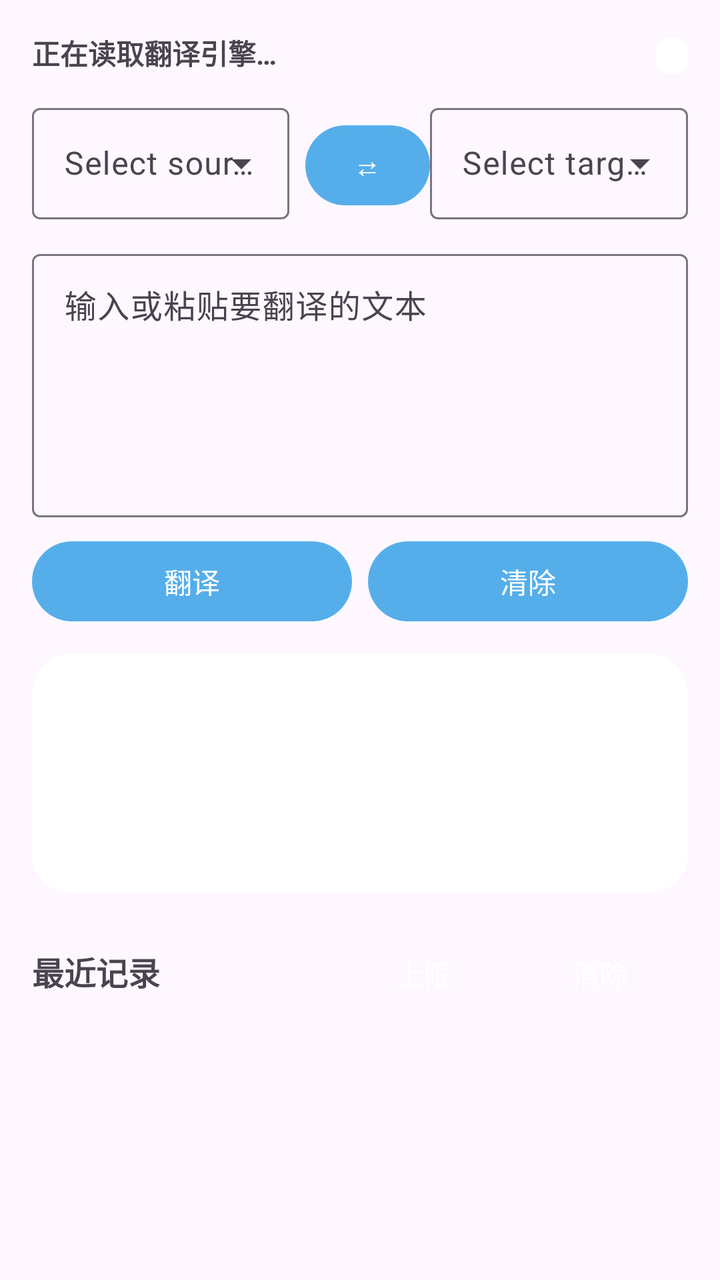
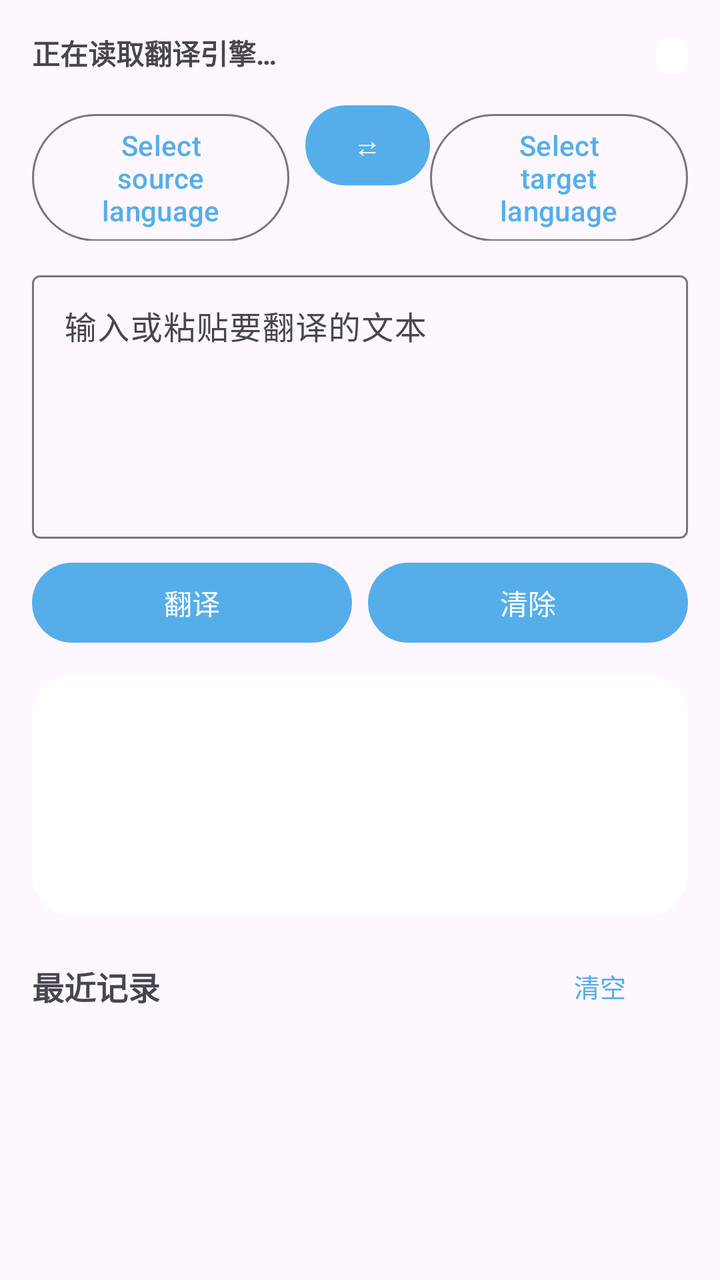

Before-and-after screenshots of an Android layout around one commit, followed by the original layout XML and the change that was made.
<!-- AndroidManifest.xml: application theme Theme.MT -->
<!-- res/layout/fragment_text_translate.xml -->
<?xml version="1.0" encoding="utf-8"?>
<ScrollView xmlns:android="http://schemas.android.com/apk/res/android"
    xmlns:app="http://schemas.android.com/apk/res-auto"
    android:layout_width="match_parent"
    android:layout_height="match_parent"
    android:fillViewport="true">

    <LinearLayout
        android:layout_width="match_parent"
        android:layout_height="wrap_content"
        android:orientation="vertical"
        android:padding="16dp">

        
        <LinearLayout
            android:layout_width="match_parent"
            android:layout_height="wrap_content"
            android:orientation="horizontal">

            <TextView
                android:id="@+id/engineDisplay"
                android:layout_width="0dp"
                android:layout_height="wrap_content"
                android:layout_weight="1"
                android:text="@string/text_translate_engine_loading"
                android:textSize="14sp"
                android:textStyle="bold" />

            <TextView
                android:id="@+id/engineBadge"
                android:layout_width="wrap_content"
                android:layout_height="wrap_content"
                android:background="@drawable/dialog_background"
                android:paddingHorizontal="8dp"
                android:paddingVertical="2dp"
                android:textColor="#FFFFFF"
                android:textSize="11sp" />
        </LinearLayout>

        
        <LinearLayout
            android:layout_width="match_parent"
            android:layout_height="wrap_content"
            android:layout_marginTop="12dp"
            android:orientation="horizontal">

            <com.google.android.material.textfield.TextInputLayout
                android:id="@+id/srcLangInput"
                style="@style/Widget.Material3.TextInputLayout.OutlinedBox.ExposedDropdownMenu"
                android:layout_width="0dp"
                android:layout_height="wrap_content"
                android:layout_marginEnd="8dp"
                android:layout_weight="1"
                android:hint="@string/select_source_language">

                <com.google.android.material.textfield.MaterialAutoCompleteTextView
                    android:id="@+id/srcLangSelect"
                    android:layout_width="match_parent"
                    android:layout_height="wrap_content"
                    android:inputType="none" />
            </com.google.android.material.textfield.TextInputLayout>

            <com.google.android.material.button.MaterialButton
                android:id="@+id/swapButton"
                android:layout_width="wrap_content"
                android:layout_height="wrap_content"
                android:minWidth="48dp"
                android:text="⇄" />

            <com.google.android.material.textfield.TextInputLayout
                android:id="@+id/tgtLangInput"
                style="@style/Widget.Material3.TextInputLayout.OutlinedBox.ExposedDropdownMenu"
                android:layout_width="0dp"
                android:layout_height="wrap_content"
                android:layout_weight="1"
                android:hint="@string/select_target_language">

                <com.google.android.material.textfield.MaterialAutoCompleteTextView
                    android:id="@+id/tgtLangSelect"
                    android:layout_width="match_parent"
                    android:layout_height="wrap_content"
                    android:inputType="none" />
            </com.google.android.material.textfield.TextInputLayout>
        </LinearLayout>

        
        <com.google.android.material.textfield.TextInputLayout
            android:id="@+id/inputLayout"
            style="@style/Widget.Material3.TextInputLayout.OutlinedBox"
            android:layout_width="match_parent"
            android:layout_height="wrap_content"
            android:layout_marginTop="12dp"
            android:hint="@string/text_translate_input_hint">

            <EditText
                android:id="@+id/inputEdit"
                android:layout_width="match_parent"
                android:layout_height="wrap_content"
                android:gravity="top"
                android:inputType="textMultiLine"
                android:maxLines="10"
                android:minLines="5" />
        </com.google.android.material.textfield.TextInputLayout>

        
        <LinearLayout
            android:layout_width="match_parent"
            android:layout_height="wrap_content"
            android:layout_marginTop="8dp"
            android:orientation="horizontal">

            <Button
                android:id="@+id/translateButton"
                android:layout_width="0dp"
                android:layout_height="wrap_content"
                android:layout_marginEnd="8dp"
                android:layout_weight="1"
                android:text="@string/text_translate_button" />

            <Button
                android:id="@+id/clearButton"
                android:layout_width="0dp"
                android:layout_height="wrap_content"
                android:layout_weight="1"
                android:text="@string/clear" />
        </LinearLayout>

        
        <TextView
            android:id="@+id/outputText"
            android:layout_width="match_parent"
            android:layout_height="wrap_content"
            android:layout_marginTop="12dp"
            android:background="@drawable/dialog_background"
            android:lineSpacingExtra="3dp"
            android:minHeight="120dp"
            android:padding="12dp"
            android:textSize="16sp" />

        
        <LinearLayout
            android:layout_width="match_parent"
            android:layout_height="wrap_content"
            android:layout_marginTop="16dp"
            android:orientation="horizontal">

            <TextView
                android:layout_width="0dp"
                android:layout_height="wrap_content"
                android:layout_weight="1"
                android:text="@string/text_translate_recent"
                android:textSize="16sp"
                android:textStyle="bold" />

            <Button
                android:id="@+id/recentLimitButton"
                style="?android:attr/borderlessButtonStyle"
                android:layout_width="wrap_content"
                android:layout_height="wrap_content"
                android:text="@string/text_translate_recent_limit" />

            <Button
                android:id="@+id/recentClearButton"
                style="?android:attr/borderlessButtonStyle"
                android:layout_width="wrap_content"
                android:layout_height="wrap_content"
                android:text="@string/clear" />
        </LinearLayout>

        <LinearLayout
            android:id="@+id/recentContainer"
            android:layout_width="match_parent"
            android:layout_height="wrap_content"
            android:orientation="vertical" />
    </LinearLayout>
</ScrollView>
<!-- resources referenced by this layout -->
<resources>
  <!-- drawable dialog_background (drawable) -->
  <?xml version="1.0" encoding="utf-8"?>
  <shape xmlns:android="http://schemas.android.com/apk/res/android"
      android:shape="rectangle">
  
      <solid android:color="#FFFFFF" />
      <corners android:radius="20dp" />
  
  </shape>
  <string name="clear">清除</string>
  <string name="select_source_language">Select source language</string>
  <string name="select_target_language">Select target language</string>
  <string name="text_translate_button">翻译</string>
  <string name="text_translate_engine_loading">正在读取翻译引擎…</string>
  <string name="text_translate_input_hint">输入或粘贴要翻译的文本</string>
  <string name="text_translate_recent">最近记录</string>
  <string name="text_translate_recent_limit">上限</string>
  <style name="Theme.MT" parent="Base.Theme.MT">
          
          <item name="android:navigationBarColor">@android:color/transparent</item>
          <item name="android:statusBarColor">@android:color/transparent</item>
          <item name="android:windowLightStatusBar">?attr/isLightTheme</item>
      </style>
  <style name="Base.Theme.MT" parent="Theme.Material3.Light.NoActionBar">
          <item name="colorPrimary">#55AEEA</item>
          <item name="android:navigationBarColor">
              @android:color/transparent
          </item>
          <item name="android:enforceNavigationBarContrast">false</item>
          <item name="android:enforceStatusBarContrast">false</item>
      </style>
</resources>

<!-- the commit's change to res/layout/fragment_text_translate.xml (unified diff, before → after) -->
@@ -44,21 +44,14 @@
             android:layout_marginTop="12dp"
             android:orientation="horizontal">
 
-            <com.google.android.material.textfield.TextInputLayout
-                android:id="@+id/srcLangInput"
-                style="@style/Widget.Material3.TextInputLayout.OutlinedBox.ExposedDropdownMenu"
+            <com.google.android.material.button.MaterialButton
+                android:id="@+id/srcLangButton"
+                style="@style/Widget.Material3.Button.OutlinedButton"
                 android:layout_width="0dp"
                 android:layout_height="wrap_content"
                 android:layout_marginEnd="8dp"
                 android:layout_weight="1"
-                android:hint="@string/select_source_language">
-
-                <com.google.android.material.textfield.MaterialAutoCompleteTextView
-                    android:id="@+id/srcLangSelect"
-                    android:layout_width="match_parent"
-                    android:layout_height="wrap_content"
-                    android:inputType="none" />
-            </com.google.android.material.textfield.TextInputLayout>
+                android:text="@string/select_source_language" />
 
             <com.google.android.material.button.MaterialButton
                 android:id="@+id/swapButton"
@@ -67,20 +60,13 @@
                 android:minWidth="48dp"
                 android:text="⇄" />
 
-            <com.google.android.material.textfield.TextInputLayout
-                android:id="@+id/tgtLangInput"
-                style="@style/Widget.Material3.TextInputLayout.OutlinedBox.ExposedDropdownMenu"
+            <com.google.android.material.button.MaterialButton
+                android:id="@+id/tgtLangButton"
+                style="@style/Widget.Material3.Button.OutlinedButton"
                 android:layout_width="0dp"
                 android:layout_height="wrap_content"
                 android:layout_weight="1"
-                android:hint="@string/select_target_language">
-
-                <com.google.android.material.textfield.MaterialAutoCompleteTextView
-                    android:id="@+id/tgtLangSelect"
-                    android:layout_width="match_parent"
-                    android:layout_height="wrap_content"
-                    android:inputType="none" />
-            </com.google.android.material.textfield.TextInputLayout>
+                android:text="@string/select_target_language" />
         </LinearLayout>
 
         
@@ -142,6 +128,7 @@
             android:layout_width="match_parent"
             android:layout_height="wrap_content"
             android:layout_marginTop="16dp"
+            android:gravity="center_vertical"
             android:orientation="horizontal">
 
             <TextView
@@ -152,19 +139,24 @@
                 android:textSize="16sp"
                 android:textStyle="bold" />
 
-            <Button
+            <com.google.android.material.button.MaterialButton
                 android:id="@+id/recentLimitButton"
-                style="?android:attr/borderlessButtonStyle"
+                style="@style/Widget.Material3.Button.TextButton"
                 android:layout_width="wrap_content"
                 android:layout_height="wrap_content"
-                android:text="@string/text_translate_recent_limit" />
+                android:minHeight="0dp"
+                android:paddingHorizontal="8dp"
+                android:textSize="13sp" />
 
-            <Button
+            <com.google.android.material.button.MaterialButton
                 android:id="@+id/recentClearButton"
-                style="?android:attr/borderlessButtonStyle"
+                style="@style/Widget.Material3.Button.TextButton"
                 android:layout_width="wrap_content"
                 android:layout_height="wrap_content"
-                android:text="@string/clear" />
+                android:minHeight="0dp"
+                android:paddingHorizontal="8dp"
+                android:text="@string/text_translate_clear_recent"
+                android:textSize="13sp" />
         </LinearLayout>
 
         <LinearLayout
<!-- resource entries referenced after the edit -->
@@ -13,10 +13,10 @@
   <string name="select_source_language">Select source language</string>
   <string name="select_target_language">Select target language</string>
   <string name="text_translate_button">翻译</string>
+  <string name="text_translate_clear_recent">清空</string>
   <string name="text_translate_engine_loading">正在读取翻译引擎…</string>
   <string name="text_translate_input_hint">输入或粘贴要翻译的文本</string>
   <string name="text_translate_recent">最近记录</string>
-  <string name="text_translate_recent_limit">上限</string>
   <style name="Theme.MT" parent="Base.Theme.MT">
           
           <item name="android:navigationBarColor">@android:color/transparent</item>
